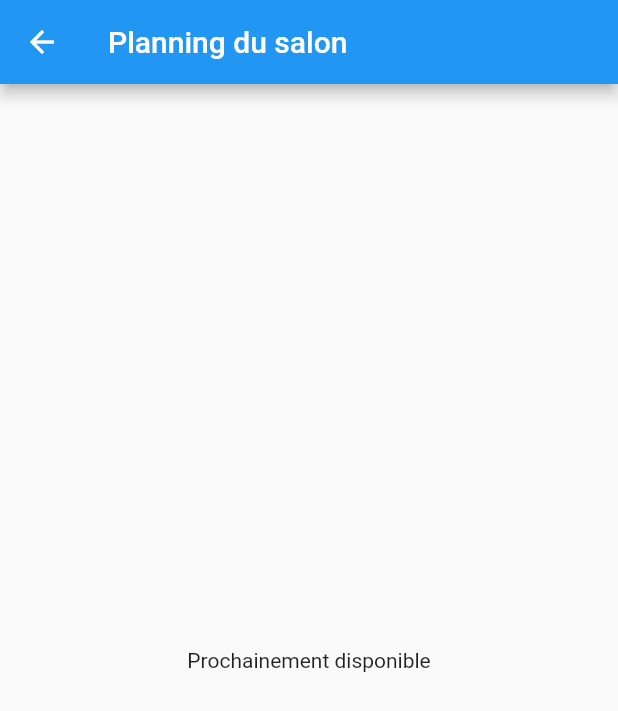
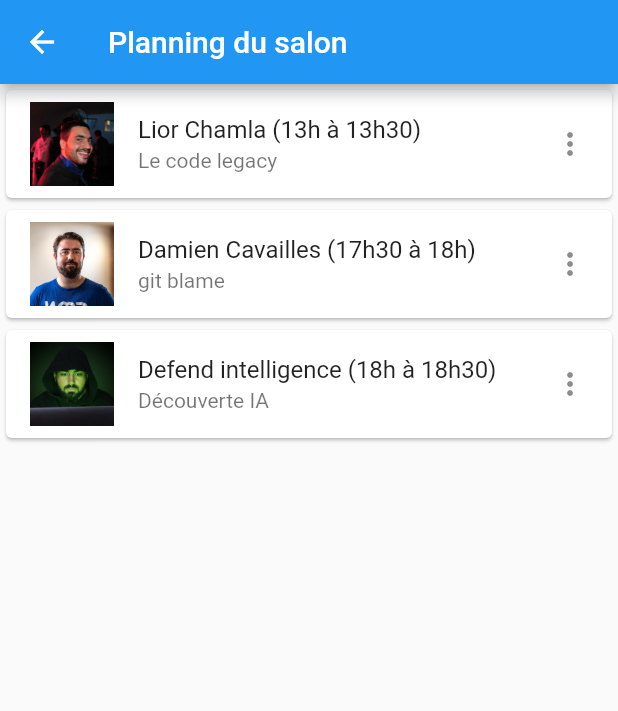
Before and after one commit to NicolasROSSAT69/asynconf, a Flutter app: the screen it shows after launch, after a tap on "Afficher le planning", on a phone screen of 412 x 824 dp. Shown: the top 711 px of the screen. Run offline on Flutter 3.47's test engine with Material 2 defaults, Android fonts, the phone set to English and light mode, and no system bars; our stand-ins replace flutter_svg.

Commit message:
ajout liste event_page.dart

```diff
--- a/lib/main.dart
+++ b/lib/main.dart
@@ -9,7 +9,7 @@ class MyApp extends StatelessWidget {
 
   @override
   Widget build(BuildContext context) {
-    return MaterialApp(
+    return const MaterialApp(
       home: HomePage(),
     );
   }
--- a/lib/pages/event_page.dart
+++ b/lib/pages/event_page.dart
@@ -1,7 +1,34 @@
 import 'package:flutter/material.dart';
 
-class EventPage extends StatelessWidget {
+class EventPage extends StatefulWidget {
   const EventPage({super.key});
+
+  @override
+  State<EventPage> createState() => _EventPageState();
+}
+
+class _EventPageState extends State<EventPage> {
+
+  final events = [
+    {
+      "speaker": "Lior Chamla",
+      "date": "13h à 13h30",
+      "subject": "Le code legacy",
+      "avatar" : "lior"
+    },
+    {
+      "speaker": "Damien Cavailles",
+      "date": "17h30 à 18h",
+      "subject": "git blame",
+      "avatar" : "damien"
+    },
+    {
+      "speaker": "Defend intelligence",
+      "date": "18h à 18h30",
+      "subject": "Découverte IA",
+      "avatar" : "defendintelligence"
+    }
+  ];
 
   @override
   Widget build(BuildContext context) {
@@ -9,8 +36,27 @@ class EventPage extends StatelessWidget {
       appBar: AppBar(
         title: const Text("Planning du salon"),
       ),
-      body: const Center(
-        child: Text("Prochainement disponible"),
+      body: Center(
+        child: ListView.builder(
+          itemCount: events.length,
+          itemBuilder: (context, index) {
+
+            final event = events[index];
+            final avatar = event['avatar'];
+            final speaker = event['speaker'];
+            final date = event['date'];
+            final subject = event['subject'];
+
+            return Card(
+              child: ListTile(
+                leading: Image.asset("assets/images/$avatar.jpg"),
+                title: Text('$speaker ($date)'),
+                subtitle: Text('$subject'),
+                trailing: const Icon(Icons.more_vert),
+              ),
+            );
+          },
+        ),
       ),
     );
   }
```
Also changed, not shown: assets/images/damien.jpg (added), assets/images/defendintelligence.jpg (added), assets/images/lior.jpg (added).
